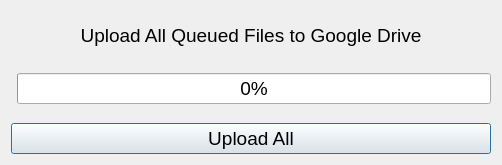
Before: the Qt Designer form Utilities/GoogleDriveHandler/GDriveDataExport/upload_all_drive_files.ui in Georgia-Tech-Off-Road/GTORDaata, drawn with Qt 5.
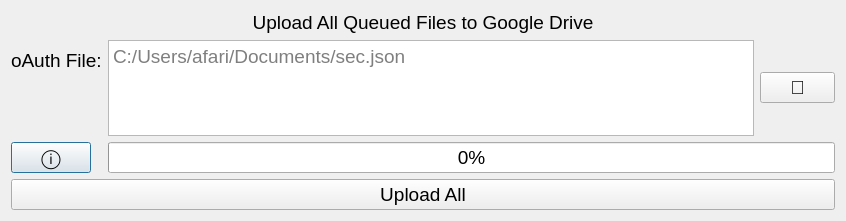
After: the same form once the commit is applied.

Diff of the .ui file:
```diff
--- a/Utilities/GoogleDriveHandler/GDriveDataExport/upload_all_drive_files.ui
+++ b/Utilities/GoogleDriveHandler/GDriveDataExport/upload_all_drive_files.ui
@@ -6,8 +6,8 @@
    <rect>
     <x>0</x>
     <y>0</y>
-    <width>502</width>
-    <height>165</height>
+    <width>846</width>
+    <height>221</height>
    </rect>
   </property>
   <property name="sizePolicy">
@@ -35,16 +35,17 @@
        <property name="alignment">
         <set>Qt::AlignCenter</set>
        </property>
-       <property name="wordWrap">
-        <bool>true</bool>
-       </property>
-       <property name="textInteractionFlags">
-        <set>Qt::LinksAccessibleByMouse|Qt::TextSelectableByMouse</set>
-       </property>
       </widget>
      </item>
      <item>
       <layout class="QFormLayout" name="formLayout">
+       <item row="2" column="0">
+        <widget class="QPushButton" name="oAuth_info">
+         <property name="text">
+          <string>ⓘ</string>
+         </property>
+        </widget>
+       </item>
        <item row="2" column="1">
         <widget class="QProgressBar" name="progressBar">
          <property name="value">
@@ -73,9 +74,39 @@
           <property name="bottomMargin">
            <number>0</number>
           </property>
+          <item row="0" column="0">
+           <widget class="QPlainTextEdit" name="oAuth_file_entry">
+            <property name="readOnly">
+             <bool>false</bool>
+            </property>
+            <property name="placeholderText">
+             <string>C:/Users/afari/Documents/sec.json</string>
+            </property>
+           </widget>
+          </item>
+          <item row="0" column="1">
+           <widget class="QPushButton" name="selectFile">
+            <property name="maximumSize">
+             <size>
+              <width>75</width>
+              <height>16777215</height>
+             </size>
+            </property>
+            <property name="text">
+             <string>📁</string>
+            </property>
+           </widget>
+          </item>
          </layout>
         </widget>
        </item>
+       <item row="0" column="0">
+        <widget class="QLabel" name="label">
+         <property name="text">
+          <string>oAuth File:</string>
+         </property>
+        </widget>
+       </item>
       </layout>
      </item>
     </layout>
```
